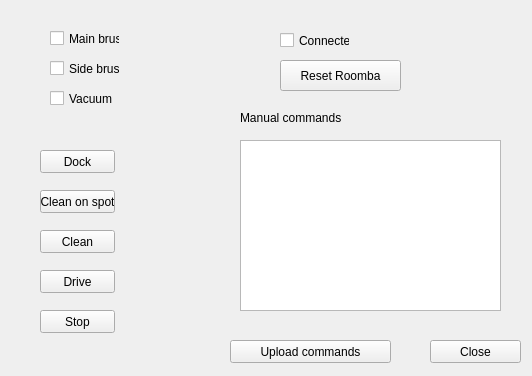
Above: GUI/Gui-RoombaV1.0/controllingroomba.ui from K-4U/ese_project4y5 before the change. Below: the same form after it.
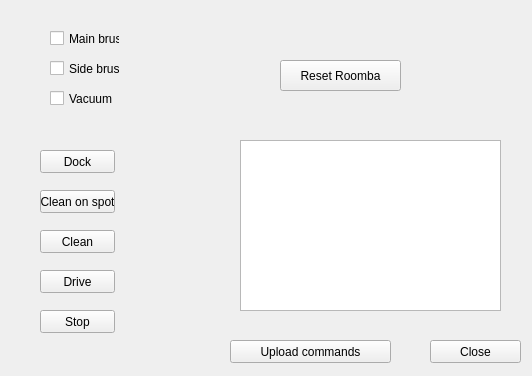
That is the form after the change.

Commit message: controllingRoomba GUI protocol added

```diff
--- a/GUI/Gui-RoombaV1.0/controllingroomba.ui
+++ b/GUI/Gui-RoombaV1.0/controllingroomba.ui
@@ -52,19 +52,6 @@
     <string>Clean</string>
    </property>
   </widget>
-  <widget class="QCheckBox" name="cbConnected">
-   <property name="geometry">
-    <rect>
-     <x>280</x>
-     <y>30</y>
-     <width>70</width>
-     <height>21</height>
-    </rect>
-   </property>
-   <property name="text">
-    <string>Connected</string>
-   </property>
-  </widget>
   <widget class="QPushButton" name="pbResetRoomba">
    <property name="geometry">
     <rect>
@@ -130,19 +117,6 @@
     <string>Vacuum</string>
    </property>
   </widget>
-  <widget class="QLabel" name="lbManualCommand">
-   <property name="geometry">
-    <rect>
-     <x>240</x>
-     <y>110</y>
-     <width>161</width>
-     <height>16</height>
-    </rect>
-   </property>
-   <property name="text">
-    <string>Manual commands</string>
-   </property>
-  </widget>
   <widget class="QPushButton" name="pbClose">
    <property name="geometry">
     <rect>
```
Left out of the diff: 56 changed lines with no effect on the pictures. The commit also changes 4 other files.
